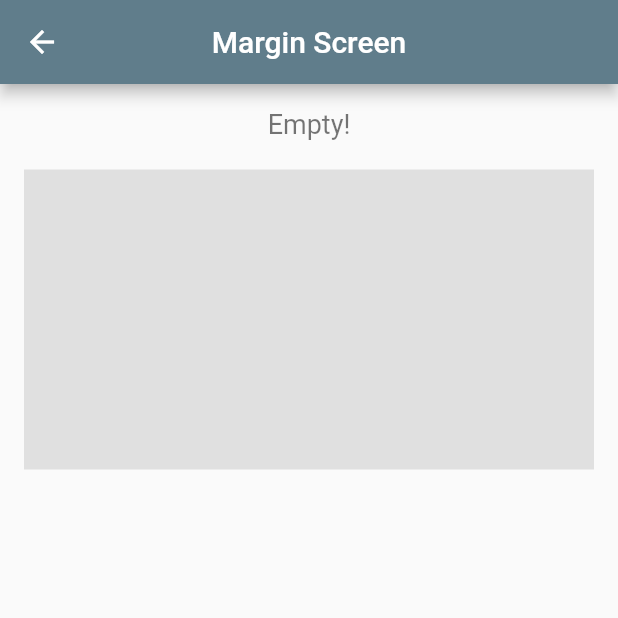
After one commit to BishalTamangDev/flutter_all_concepts, a Flutter app: the MarginScreen screen opened directly, on a phone screen of 412 x 824 dp, the top half of it. The commit adds this screen. Run offline on Flutter 3.47's test engine with Material 3 defaults, Android fonts, the phone set to English and light mode, and no system bars.

Commit message:
property added: margin

```diff
--- a/lib/main.dart
+++ b/lib/main.dart
@@ -3,6 +3,7 @@ import 'package:all_concepts/screens/container_screen.dart';
 import 'package:all_concepts/screens/button_screen.dart';
 import 'package:all_concepts/screens/expanded_screen.dart';
 import 'package:all_concepts/screens/image_screen.dart';
+import 'package:all_concepts/screens/margin_screen.dart';
 import 'package:all_concepts/screens/rows_columns_screen.dart';
 import 'package:all_concepts/screens/text_screen.dart';
 import 'package:all_concepts/variables/variables.dart';
@@ -81,6 +82,13 @@ class HomeScreen extends StatelessWidget {
             'The Image widget in Flutter is used to display images in your app. It supports loading images from various sources like assets, network, or files. You can customize the image\'s size, fit (e.g., cover, contain), alignment, and apply effects like color filters.',
       },
       {
+        'title': 'margin',
+        'short_description':
+            'Margin adds space outside a widget, separating it from other elements.',
+        'description':
+            'Margin is a property (typically used in the Container widget) that adds empty space outside the widget\'s boundary, separating it from neighboring elements. This spacing helps with layout and positioning by creating a visual gap around the widget.'
+      },
+      {
         'title': 'row & column',
         'short_description':
             'Row: Arranges widgets horizontally & Column: Arranges widgets vertically.',
@@ -156,6 +164,15 @@ class HomeScreen extends StatelessWidget {
                           ),
                         ),
                       );
+                    } else if (screen == 'margin') {
+                      Navigator.push(
+                        context,
+                        MaterialPageRoute(
+                          builder: (context) => MarginScreen(
+                            description: listWidget[index]['description'],
+                          ),
+                        ),
+                      );
                     } else if (screen == 'row & column') {
                       Navigator.push(
                         context,
--- /dev/null
+++ b/lib/screens/margin_screen.dart
@@ -0,0 +1,36 @@
+import 'package:all_concepts/variables/variables.dart';
+import 'package:flutter/cupertino.dart';
+import 'package:flutter/material.dart';
+
+class MarginScreen extends StatelessWidget {
+  const MarginScreen({super.key, this.description = 'Empty!'});
+
+  final String description;
+
+  @override
+  Widget build(BuildContext context) {
+    return Scaffold(
+      appBar: AppBar(
+        title: const Text("Margin Screen"),
+        centerTitle: true,
+      ),
+      body: SingleChildScrollView(
+        child: Padding(
+          padding: Variables.getPadding(),
+          child: Column(
+            children: [
+              Text(description),
+              // const SizedBox(height: 20.0),
+
+              Container(
+                height: 200,
+                margin: const EdgeInsets.only(top: 20.0),
+                color: Colors.grey.shade300,
+              ),
+            ],
+          ),
+        ),
+      ),
+    );
+  }
+}
```
